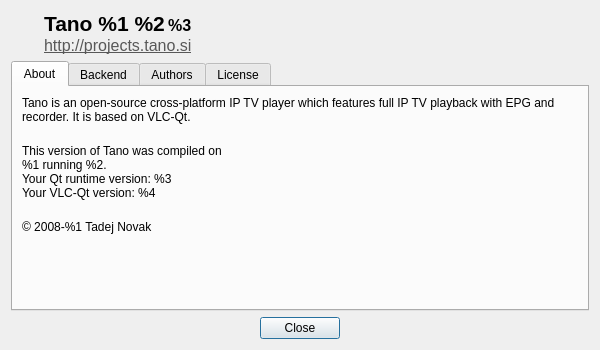
First picture: the form in src/ui/dialogs/AboutDialog.ui, repository ntadej/tano, before the edit.
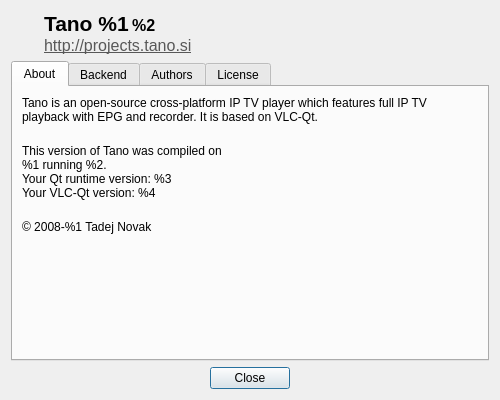
Second picture: the form after the edit. Icons and pictures are not drawn. Custom widgets are drawn as their Qt base class.

The edit to the form file:
```diff
--- a/src/ui/dialogs/AboutDialog.ui
+++ b/src/ui/dialogs/AboutDialog.ui
@@ -6,20 +6,20 @@
    <rect>
     <x>0</x>
     <y>0</y>
-    <width>600</width>
-    <height>350</height>
+    <width>500</width>
+    <height>400</height>
    </rect>
   </property>
   <property name="minimumSize">
    <size>
-    <width>600</width>
-    <height>350</height>
+    <width>500</width>
+    <height>400</height>
    </size>
   </property>
   <property name="maximumSize">
    <size>
-    <width>600</width>
-    <height>350</height>
+    <width>500</width>
+    <height>400</height>
    </size>
   </property>
   <property name="windowTitle">
@@ -46,7 +46,7 @@
 &lt;html&gt;&lt;head&gt;&lt;meta name=&quot;qrichtext&quot; content=&quot;1&quot; /&gt;&lt;style type=&quot;text/css&quot;&gt;
 p, li { white-space: pre-wrap; }
 &lt;/style&gt;&lt;/head&gt;&lt;body style=&quot; font-family:'Ubuntu'; font-size:9pt; font-weight:400; font-style:normal;&quot;&gt;
-&lt;p style=&quot; margin-top:0px; margin-bottom:0px; margin-left:0px; margin-right:0px; -qt-block-indent:0; text-indent:0px;&quot;&gt;&lt;span style=&quot; font-size:16pt; font-weight:600;&quot;&gt;Tano %1 %2&lt;/span&gt; &lt;span style=&quot; font-size:12pt; font-weight:600;&quot;&gt;%3&lt;/span&gt;&lt;/p&gt;
+&lt;p style=&quot; margin-top:0px; margin-bottom:0px; margin-left:0px; margin-right:0px; -qt-block-indent:0; text-indent:0px;&quot;&gt;&lt;span style=&quot; font-size:16pt; font-weight:600;&quot;&gt;Tano %1&lt;/span&gt; &lt;span style=&quot; font-size:12pt; font-weight:600;&quot;&gt;%2&lt;/span&gt;&lt;/p&gt;
 &lt;p style=&quot; margin-top:0px; margin-bottom:0px; margin-left:0px; margin-right:0px; -qt-block-indent:0; text-indent:0px;&quot;&gt;&lt;a href=&quot;http://projects.tano.si&quot;&gt;&lt;span style=&quot; font-size:12pt; text-decoration: underline; color:#585858;&quot;&gt;http://projects.tano.si&lt;/span&gt;&lt;/a&gt;&lt;/p&gt;&lt;/body&gt;&lt;/html&gt;</string>
      </property>
      <property name="indent">
```
